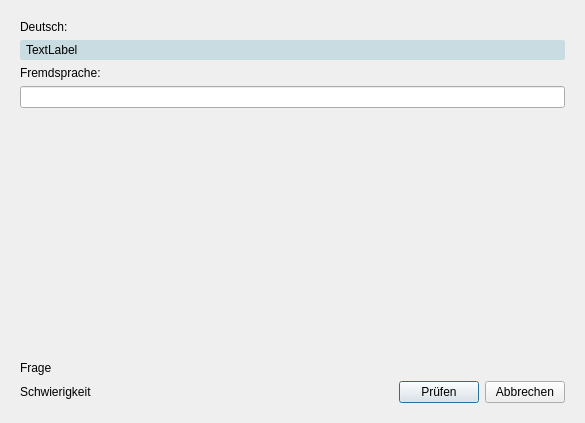
The window that Client/res/qt/trainingsfenster.ui (samuelx12/Vocitrainer) describes before a commit, drawn with Qt 5.
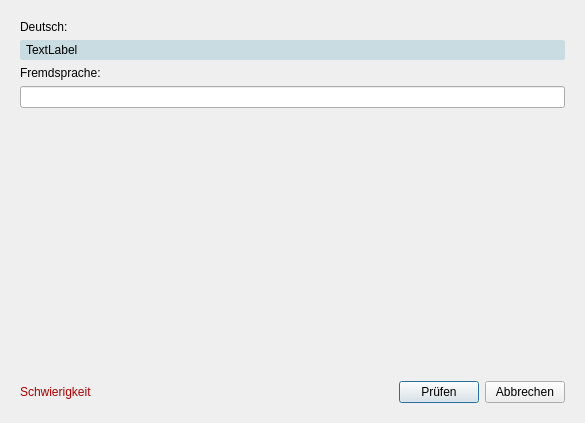
The same window after the commit. The open tabs and pages were chosen to show the change. Icons and pictures are not drawn.

Commit message: Teil 4 des Remakes des Trainingsfensters und der Trainingsmodi - Umgang des Intelligenten Modus mit den Schwierigkeiten nochmals komplett überarbeit - Berechnung der min. verbleibenden Versuche angepasst - Bis auf Trainingsfenster.init-Ebene eine Auswahl des Controller per Variable eingebaut - Umgang des Trainings im Intelligenten Modus mit bereits komplett gelernten Sets definiert - Kleine Bugfixes (Sprache in der server/setupdb korrigiert, TC_Intelligent.update_schwierigkeit korrigiert und vieles mehr) - Noch nicht gemacht ist eine Wahl des Trainingsmodus vom Hauptfenster aus.

Patch:
```diff
--- a/Client/res/qt/trainingsfenster.ui
+++ b/Client/res/qt/trainingsfenster.ui
@@ -84,17 +84,14 @@
          </property>
         </spacer>
        </item>
-       <item>
-        <widget class="QLabel" name="label">
-         <property name="text">
-          <string>Frage</string>
-         </property>
-        </widget>
-       </item>
        <item>
         <layout class="QHBoxLayout" name="horizontalLayout">
          <item>
           <widget class="QLabel" name="f_lbl_schwierigkeit">
+           <property name="styleSheet">
+            <string notr="true">color: rgb(170, 0, 0);
+font: 75 8pt &quot;MS Shell Dlg 2&quot;;</string>
+           </property>
            <property name="text">
             <string>Schwierigkeit</string>
            </property>
```
Left out of the diff: 16 changed lines with no effect on the pictures. The commit also changes 8 other files.
